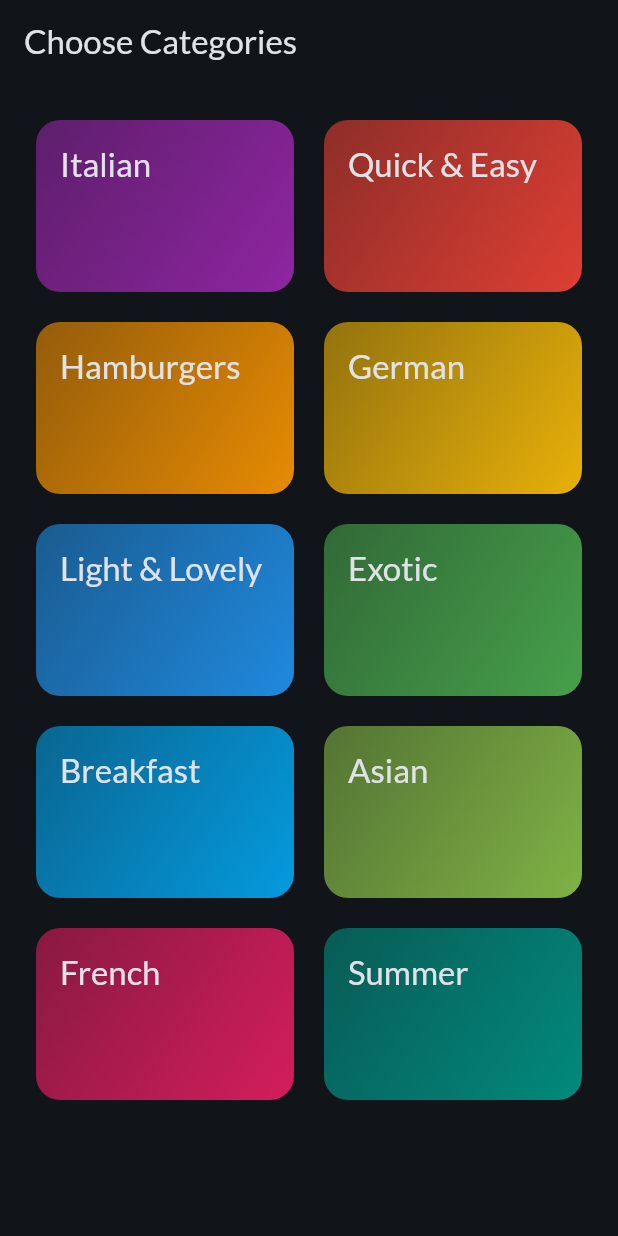
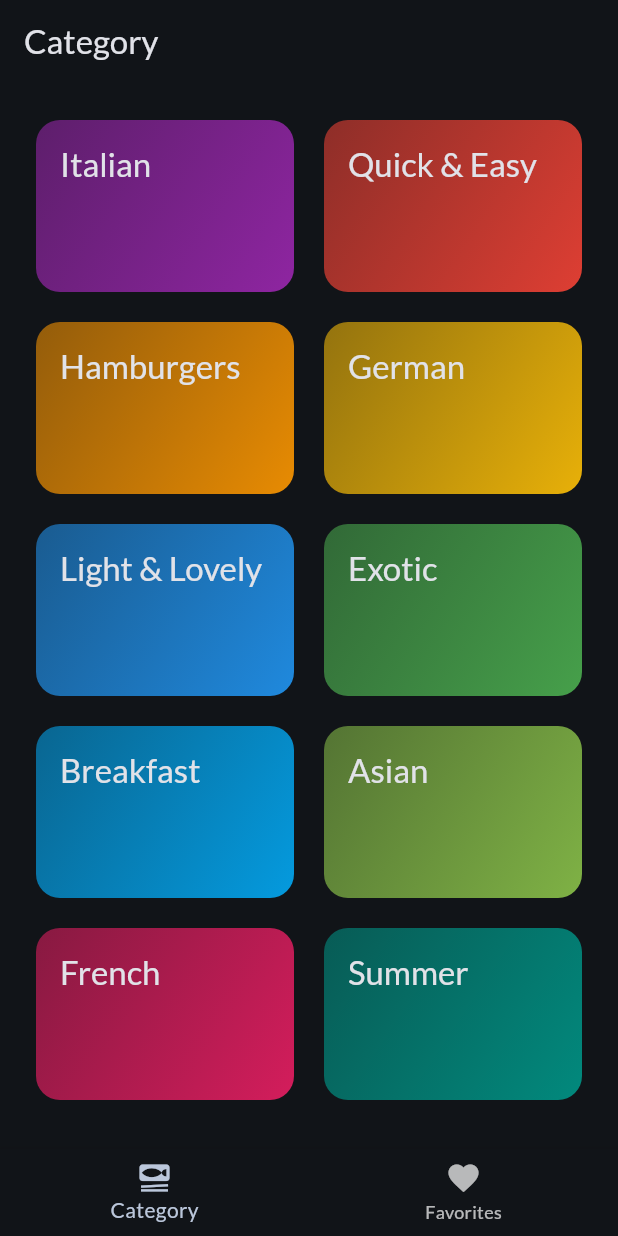
Before and after one commit to Trykea/Meals_App_2, a Flutter app: the screen it shows after launch, on a phone screen of 412 x 824 dp. Run offline on Flutter 3.47's test engine with Material 3 defaults, Android fonts, the phone set to English and light mode, and no system bars; our stand-ins replace google_fonts, transparent_image.

Commit message:
added bottom nav and we can add meal to favorite by passing (meal) through layers of widget

```diff
--- a/lib/main.dart
+++ b/lib/main.dart
@@ -4,6 +4,7 @@ import 'package:google_fonts/google_fonts.dart';
 import 'package:meals_app/screens/categories.dart';
 import 'package:meals_app/screens/meals.dart';
 import 'package:meals_app/data/dummy_data.dart';
+import 'package:meals_app/screens/tabs.dart';
 
 final theme = ThemeData(
   useMaterial3: true,
@@ -25,7 +26,7 @@ class MyApp extends StatelessWidget {
     return MaterialApp(
       title: 'Meals App',
       theme: theme,
-      home: CategoriesScreeen(),
+      home: const TabsScreen(),
     );
   }
 }
--- a/lib/screens/categories.dart
+++ b/lib/screens/categories.dart
@@ -2,11 +2,13 @@ import 'package:flutter/material.dart';
 
 import 'package:meals_app/data/dummy_data.dart';
 import 'package:meals_app/models/category.dart';
+import 'package:meals_app/models/meal.dart';
 import 'package:meals_app/screens/meals.dart';
 import 'package:meals_app/widgets/category_grid_item.dart';
 
 class CategoriesScreeen extends StatelessWidget {
-  const CategoriesScreeen({super.key});
+  const CategoriesScreeen({super.key, required this.onToggleFavorite});
+  final Function(Meal meal) onToggleFavorite;
 
   void _selectCategory(BuildContext context, Category category) {
     final filteredMeals = dummyMeals
@@ -16,16 +18,13 @@ class CategoriesScreeen extends StatelessWidget {
         builder: (ctx) => MealsScreen(
               title: category.title,
               meals: filteredMeals,
+              onToggleFavorite: onToggleFavorite,
             )));
   }
 
   @override
   Widget build(BuildContext context) {
-    return Scaffold(
-      appBar: AppBar(
-        title: const Text('Choose Categories'),
-      ),
-      body: GridView(
+    return GridView(
         padding: const EdgeInsets.all(24),
         gridDelegate: const SliverGridDelegateWithFixedCrossAxisCount(
             crossAxisCount: 2,
@@ -41,7 +40,6 @@ class CategoriesScreeen extends StatelessWidget {
               },
             )
         ],
-      ),
-    );
+      );
   }
 }
--- /dev/null
+++ b/lib/screens/tabs.dart
@@ -0,0 +1,59 @@
+import 'package:flutter/material.dart';
+import 'package:meals_app/models/meal.dart';
+import 'package:meals_app/screens/categories.dart';
+import 'package:meals_app/screens/meals.dart';
+
+class TabsScreen extends StatefulWidget {
+  const TabsScreen({super.key});
+
+  @override
+  State<TabsScreen> createState() => _TabsScreenState();
+}
+
+class _TabsScreenState extends State<TabsScreen> {
+  int _selectedPageIndex = 0;
+  final List<Meal> _favoriteMeals = [];
+
+  void  _toggleMealFavoriteStatus(Meal meal){
+    final isExisting = _favoriteMeals.contains(meal);
+    if (isExisting){
+      setState(() {
+        _favoriteMeals.remove(meal);
+
+      });
+    }
+    else{
+      setState(() {
+        _favoriteMeals.add(meal);
+
+      });
+    }
+  }
+  void _selectPage (int index){
+    setState(() {
+      _selectedPageIndex = index;
+    });
+  }
+  @override
+  Widget build(BuildContext context) {
+    Widget activePage = CategoriesScreeen(onToggleFavorite: _toggleMealFavoriteStatus,);
+    var activePageTitle = 'Category';
+    if (_selectedPageIndex == 1){
+      activePage = MealsScreen(meals: _favoriteMeals,onToggleFavorite: _toggleMealFavoriteStatus,);
+      activePageTitle = 'Favorites';
+    }
+    return Scaffold(
+      appBar: AppBar(
+        title: Text(activePageTitle),
+      ),
+      body:activePage,
+      bottomNavigationBar: BottomNavigationBar(
+        currentIndex: _selectedPageIndex,
+        items: const[
+          BottomNavigationBarItem(icon: Icon(Icons.set_meal) , label: 'Category'),
+          BottomNavigationBarItem(icon:  Icon(Icons.favorite), label: 'Favorites'),
+        ],
+        onTap: _selectPage,),
+    );
+  }
+}
```
Also changed, not shown: lib/screens/meal_details.dart (+5 -2 lines), lib/screens/meals.dart (+8 -3 lines).
